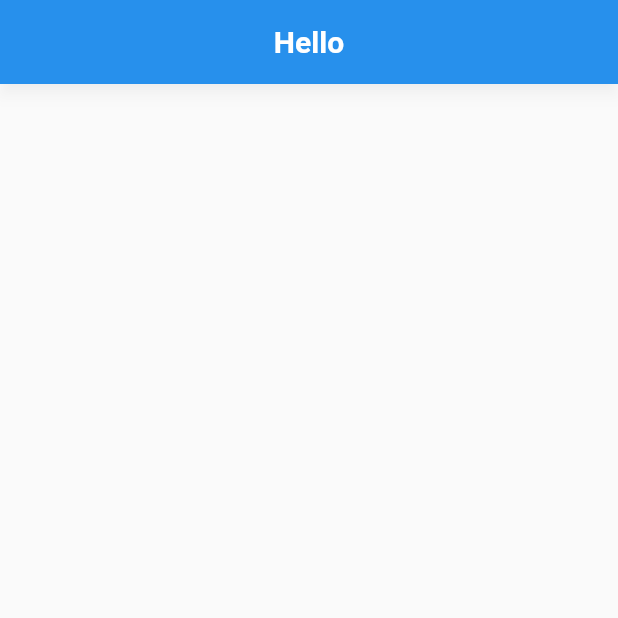
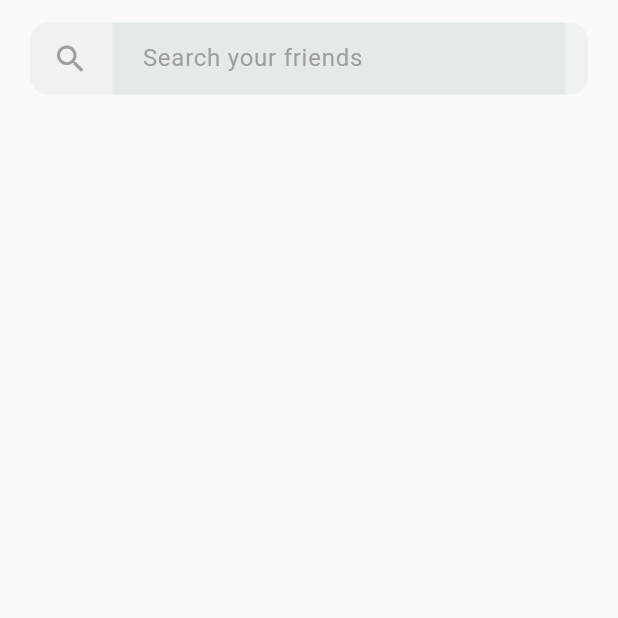
Before and after one commit to jatulya/flutter-learning, a Flutter app: the screen it shows after launch, on a phone screen of 412 x 824 dp, the top half of it. Run offline on Flutter 3.47's test engine with Material 3 defaults, Android fonts, the phone set to English and light mode, and no system bars; our stand-ins replace dio, event_bus, flutter_bloc, flutter_dotenv, fluttertoast, get_it and 2 more.

Commit message:
feat: search-bar ui ready

```diff
--- a/fb_messenger_ui/lib/app/common/styles/app_colors.dart
+++ b/fb_messenger_ui/lib/app/common/styles/app_colors.dart
@@ -18,7 +18,7 @@ class AppColors {
   static const Color black80 = Color(0xCC1E1F1C);          // 80% opacity
   static const Color black60 = Color(0x991E1F1C);          // 60% opacity
   static const Color greyShadow = Color(0x33000000);       // 20% black for shadow
-  static const Color greyBackground = Color(0xFFF1F3F4);   // search bar bg
+  static const Color greyBackground = Color.fromARGB(255, 228, 234, 233);   // search bar bg
   static const Color greyText = Color(0xFF9E9E9E);         // light grey text
 
   // Off-white
--- /dev/null
+++ b/fb_messenger_ui/lib/app/common/widgets/search_bar_widget.dart
@@ -0,0 +1,40 @@
+import 'package:fb_messenger_ui/app/common/styles/app_colors.dart';
+import 'package:flutter/material.dart';
+
+class SearchBarWidget extends StatelessWidget {
+  final TextEditingController controller;
+
+  const SearchBarWidget({
+    super.key,
+    required this.controller
+  });
+
+  @override
+  Widget build(BuildContext context) {
+    return Container(
+      margin: const EdgeInsets.fromLTRB(
+        20,
+        15,
+        20,
+        0,
+      ), // Left, Top, Right, Bottom
+      padding: const EdgeInsets.symmetric(horizontal: 15),
+      decoration: BoxDecoration(
+        color: AppColors.greyBackground.withValues(alpha : 0.5) , // Light grey background
+        borderRadius: BorderRadius.circular(12),
+      ),
+      child: TextField(
+        controller: controller,
+        style: const TextStyle(
+          color: AppColors.black, // Darker grey text
+        ),
+        decoration: const InputDecoration(
+          icon: Icon(Icons.search, color: AppColors.greyText),
+          hintText: 'Search your friends',
+          hintStyle: TextStyle(color: AppColors.greyText),
+          border: InputBorder.none,
+        ),
+      ),
+    );
+  }
+}
--- a/fb_messenger_ui/lib/app/pages/chat_page.dart
+++ b/fb_messenger_ui/lib/app/pages/chat_page.dart
@@ -1,14 +1,18 @@
+import 'package:fb_messenger_ui/app/common/widgets/search_bar_widget.dart';
 import 'package:flutter/material.dart';
 
 class ChatPage extends StatelessWidget {
-  const ChatPage({super.key});
+   ChatPage({super.key});
+  final TextEditingController _searchController = TextEditingController();
 
   @override
   Widget build(BuildContext context){
     return Scaffold(
-      appBar : AppBar(
-        title : Text("Hello"),
-      )
+      body: Column(
+        children: [
+          SearchBarWidget(controller: _searchController),
+        ]
+      ),
     );
   }
 }
```
